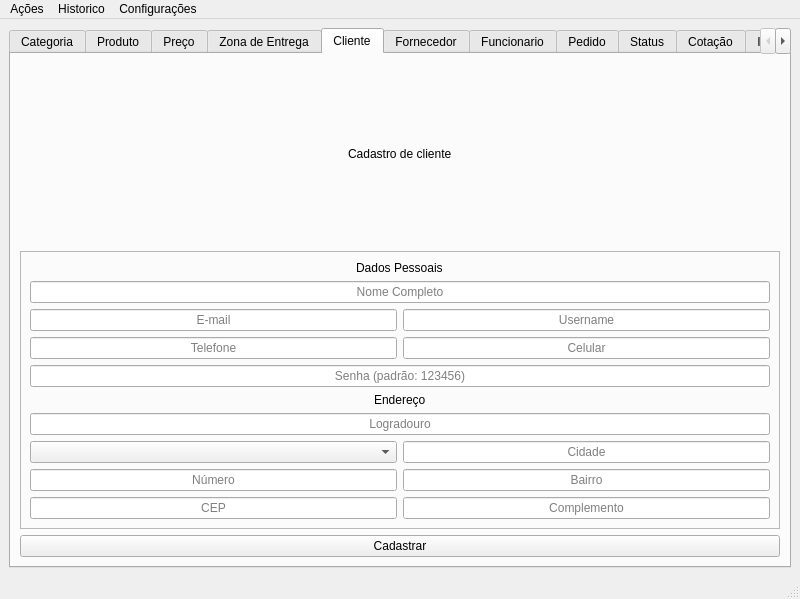
Above: backend/src/qt/views/mainV2.ui from antoniofernandodj/Chickie before the change. Below: the same form after it.
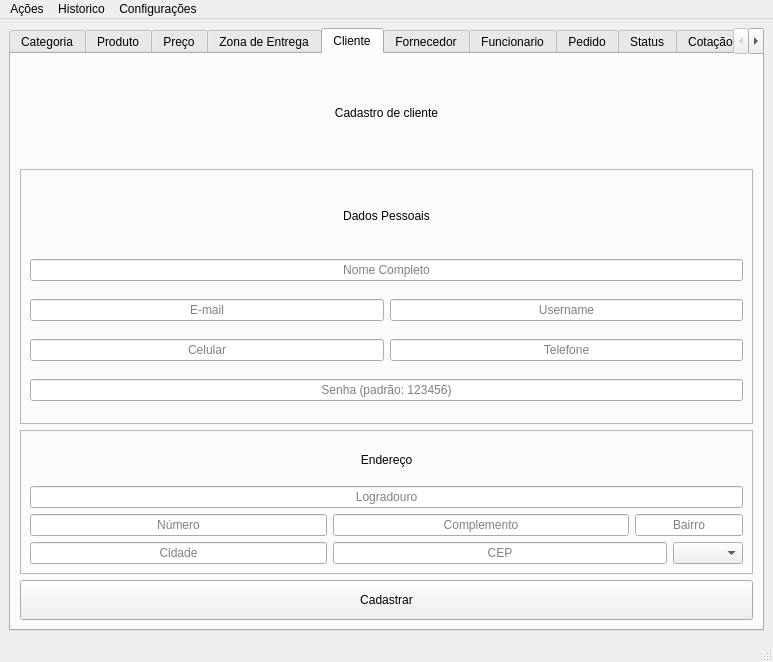
That is the form after the change. The open tabs and pages were chosen to show the change.

The edit to the form file:
```diff
--- a/backend/src/qt/views/mainV2.ui
+++ b/backend/src/qt/views/mainV2.ui
@@ -6,8 +6,8 @@
    <rect>
     <x>0</x>
     <y>0</y>
-    <width>800</width>
-    <height>599</height>
+    <width>773</width>
+    <height>662</height>
    </rect>
   </property>
   <property name="windowTitle">
@@ -17,6 +17,12 @@
    <layout class="QVBoxLayout" name="verticalLayout">
     <item>
      <widget class="QTabWidget" name="tabWidget">
+      <property name="minimumSize">
+       <size>
+        <width>0</width>
+        <height>40</height>
+       </size>
+      </property>
       <property name="currentIndex">
        <number>4</number>
       </property>
@@ -447,7 +453,20 @@
         <string>Cliente</string>
        </attribute>
        <layout class="QGridLayout" name="gridLayout">
-        <item row="1" column="0">
+        <item row="4" column="0">
+         <widget class="QPushButton" name="pushButtonCadastrarCliente">
+          <property name="minimumSize">
+           <size>
+            <width>0</width>
+            <height>40</height>
+           </size>
+          </property>
+          <property name="text">
+           <string>Cadastrar</string>
+          </property>
+         </widget>
+        </item>
+        <item row="1" column="0" rowspan="2">
          <widget class="QFrame" name="frame_2">
           <property name="frameShape">
            <enum>QFrame::StyledPanel</enum>
@@ -455,39 +474,15 @@
           <property name="frameShadow">
            <enum>QFrame::Raised</enum>
           </property>
-          <layout class="QGridLayout" name="gridLayout_2">
-           <item row="10" column="1">
-            <widget class="QLineEdit" name="lineEditBairroCliente">
-             <property name="alignment">
-              <set>Qt::AlignCenter</set>
-             </property>
-             <property name="placeholderText">
-              <string>Bairro</string>
-             </property>
-            </widget>
-           </item>
-           <item row="5" column="0">
-            <widget class="QLineEdit" name="lineEditTelefoneCliente">
-             <property name="alignment">
-              <set>Qt::AlignCenter</set>
-             </property>
-             <property name="placeholderText">
-              <string>Telefone</string>
-             </property>
-            </widget>
-           </item>
-           <item row="11" column="1">
-            <widget class="QLineEdit" name="lineEditComplementoCliente">
-             <property name="alignment">
-              <set>Qt::AlignCenter</set>
-             </property>
-             <property name="placeholderText">
-              <string>Complemento</string>
-             </property>
-            </widget>
-           </item>
-           <item row="4" column="0">
+          <layout class="QGridLayout" name="gridLayout_6">
+           <item row="2" column="0">
             <widget class="QLineEdit" name="lineEditEmailCliente">
+             <property name="minimumSize">
+              <size>
+               <width>0</width>
+               <height>0</height>
+              </size>
+             </property>
              <property name="alignment">
               <set>Qt::AlignCenter</set>
              </property>
@@ -496,7 +491,39 @@
              </property>
             </widget>
            </item>
-           <item row="3" column="0" colspan="2">
+           <item row="2" column="1">
+            <widget class="QLineEdit" name="lineEditUsernameCliente">
+             <property name="minimumSize">
+              <size>
+               <width>0</width>
+               <height>0</height>
+              </size>
+             </property>
+             <property name="maximumSize">
+              <size>
+               <width>16777215</width>
+               <height>16777215</height>
+              </size>
+             </property>
+             <property name="alignment">
+              <set>Qt::AlignCenter</set>
+             </property>
+             <property name="placeholderText">
+              <string>Username</string>
+             </property>
+            </widget>
+           </item>
+           <item row="4" column="0" colspan="2">
+            <widget class="QLineEdit" name="lineEditSenhaCliente">
+             <property name="alignment">
+              <set>Qt::AlignCenter</set>
+             </property>
+             <property name="placeholderText">
+              <string>Senha (padrão: 123456)</string>
+             </property>
+            </widget>
+           </item>
+           <item row="1" column="0" colspan="2">
             <widget class="QLineEdit" name="lineEditNomeCliente">
              <property name="text">
               <string/>
@@ -509,8 +536,14 @@
              </property>
             </widget>
            </item>
-           <item row="5" column="1">
+           <item row="3" column="0">
             <widget class="QLineEdit" name="lineEditCelularCliente">
+             <property name="minimumSize">
+              <size>
+               <width>200</width>
+               <height>0</height>
+              </size>
+             </property>
              <property name="alignment">
               <set>Qt::AlignCenter</set>
              </property>
@@ -519,44 +552,71 @@
              </property>
             </widget>
            </item>
-           <item row="7" column="0" colspan="2" alignment="Qt::AlignHCenter">
-            <widget class="QLabel" name="labelEnderecoCliente">
+           <item row="3" column="1">
+            <widget class="QLineEdit" name="lineEditTelefoneCliente">
+             <property name="alignment">
+              <set>Qt::AlignCenter</set>
+             </property>
+             <property name="placeholderText">
+              <string>Telefone</string>
+             </property>
+            </widget>
+           </item>
+           <item row="0" column="0" colspan="2">
+            <widget class="QLabel" name="labelDadosCliente">
+             <property name="minimumSize">
+              <size>
+               <width>0</width>
+               <height>40</height>
+              </size>
+             </property>
+             <property name="maximumSize">
+              <size>
+               <width>16777215</width>
+               <height>50</height>
+              </size>
+             </property>
              <property name="text">
-              <string>Endereço</string>
+              <string>Dados Pessoais</string>
              </property>
-            </widget>
-           </item>
-           <item row="6" column="0" colspan="2">
-            <widget class="QLineEdit" name="lineEditSenhaCliente">
              <property name="alignment">
               <set>Qt::AlignCenter</set>
              </property>
-             <property name="placeholderText">
-              <string>Senha (padrão: 123456)</string>
-             </property>
             </widget>
            </item>
-           <item row="9" column="1">
-            <widget class="QLineEdit" name="lineEditCidadeCliente">
+          </layout>
+         </widget>
+        </item>
+        <item row="3" column="0">
+         <widget class="QFrame" name="frame_15">
+          <property name="frameShape">
+           <enum>QFrame::StyledPanel</enum>
+          </property>
+          <property name="frameShadow">
+           <enum>QFrame::Raised</enum>
+          </property>
+          <layout class="QGridLayout" name="gridLayout_2">
+           <item row="2" column="1">
+            <widget class="QLineEdit" name="lineEditComplementoCliente">
              <property name="alignment">
               <set>Qt::AlignCenter</set>
              </property>
              <property name="placeholderText">
-              <string>Cidade</string>
+              <string>Complemento</string>
              </property>
             </widget>
            </item>
-           <item row="4" column="1">
-            <widget class="QLineEdit" name="lineEditUsernameCliente">
+           <item row="1" column="0" colspan="4">
+            <widget class="QLineEdit" name="lineEditLogradouroCliente">
              <property name="alignment">
               <set>Qt::AlignCenter</set>
              </property>
              <property name="placeholderText">
-              <string>Username</string>
+              <string>Logradouro</string>
              </property>
             </widget>
            </item>
-           <item row="11" column="0">
+           <item row="3" column="1" colspan="2">
             <widget class="QLineEdit" name="lineEditCEPCliente">
              <property name="alignment">
               <set>Qt::AlignCenter</set>
@@ -566,7 +626,7 @@
              </property>
             </widget>
            </item>
-           <item row="10" column="0">
+           <item row="2" column="0">
             <widget class="QLineEdit" name="lineEditNumeroCliente">
              <property name="alignment">
               <set>Qt::AlignCenter</set>
@@ -576,41 +636,90 @@
              </property>
             </widget>
            </item>
-           <item row="8" column="0" colspan="2">
-            <widget class="QLineEdit" name="lineEditLogradouroCliente">
+           <item row="3" column="0">
+            <widget class="QLineEdit" name="lineEditCidadeCliente">
              <property name="alignment">
               <set>Qt::AlignCenter</set>
              </property>
              <property name="placeholderText">
-              <string>Logradouro</string>
+              <string>Cidade</string>
              </property>
             </widget>
            </item>
-           <item row="2" column="0" colspan="2" alignment="Qt::AlignHCenter">
-            <widget class="QLabel" name="labelDadosCliente">
+           <item row="3" column="3">
+            <widget class="QComboBox" name="comboBoxUFCliente">
+             <property name="maximumSize">
+              <size>
+               <width>70</width>
+               <height>16777215</height>
+              </size>
+             </property>
+            </widget>
+           </item>
+           <item row="2" column="2" colspan="2">
+            <widget class="QLineEdit" name="lineEditBairroCliente">
              <property name="text">
-              <string>Dados Pessoais</string>
+              <string/>
              </property>
+             <property name="alignment">
+              <set>Qt::AlignCenter</set>
+             </property>
+             <property name="placeholderText">
+              <string>Bairro</string>
+             </property>
             </widget>
            </item>
-           <item row="9" column="0">
-            <widget class="QComboBox" name="comboBoxUFCliente"/>
+           <item row="0" column="0" colspan="4">
+            <widget class="QLabel" name="labelEnderecoCliente">
+             <property name="minimumSize">
+              <size>
+               <width>0</width>
+               <height>40</height>
+              </size>
+             </property>
+             <property name="maximumSize">
+              <size>
+               <width>16777215</width>
+               <height>16777215</height>
+              </size>
+             </property>
+             <property name="baseSize">
+              <size>
+               <width>0</width>
+               <height>0</height>
+              </size>
+             </property>
+             <property name="text">
+              <string>Endereço</string>
+             </property>
+             <property name="alignment">
+              <set>Qt::AlignCenter</set>
+             </property>
+            </widget>
            </item>
           </layout>
          </widget>
         </item>
-        <item row="2" column="0">
-         <widget class="QPushButton" name="pushButtonCadastrarCliente">
-          <property name="text">
-           <string>Cadastrar</string>
-          </property>
-         </widget>
-        </item>
-        <item row="0" column="0" alignment="Qt::AlignHCenter">
+        <item row="0" column="0">
          <widget class="QLabel" name="labelCadastroCliente">
+          <property name="minimumSize">
+           <size>
+            <width>0</width>
+            <height>100</height>
+           </size>
+          </property>
+          <property name="maximumSize">
+           <size>
+            <width>16777215</width>
+            <height>100</height>
+           </size>
+          </property>
           <property name="text">
            <string>Cadastro de cliente</string>
           </property>
+          <property name="alignment">
+           <set>Qt::AlignCenter</set>
+          </property>
          </widget>
         </item>
        </layout>
@@ -1077,7 +1186,7 @@
     <rect>
      <x>0</x>
      <y>0</y>
-     <width>800</width>
+     <width>773</width>
      <height>27</height>
     </rect>
    </property>
```
Left out of the diff: 228 changed lines with no effect on the pictures.
